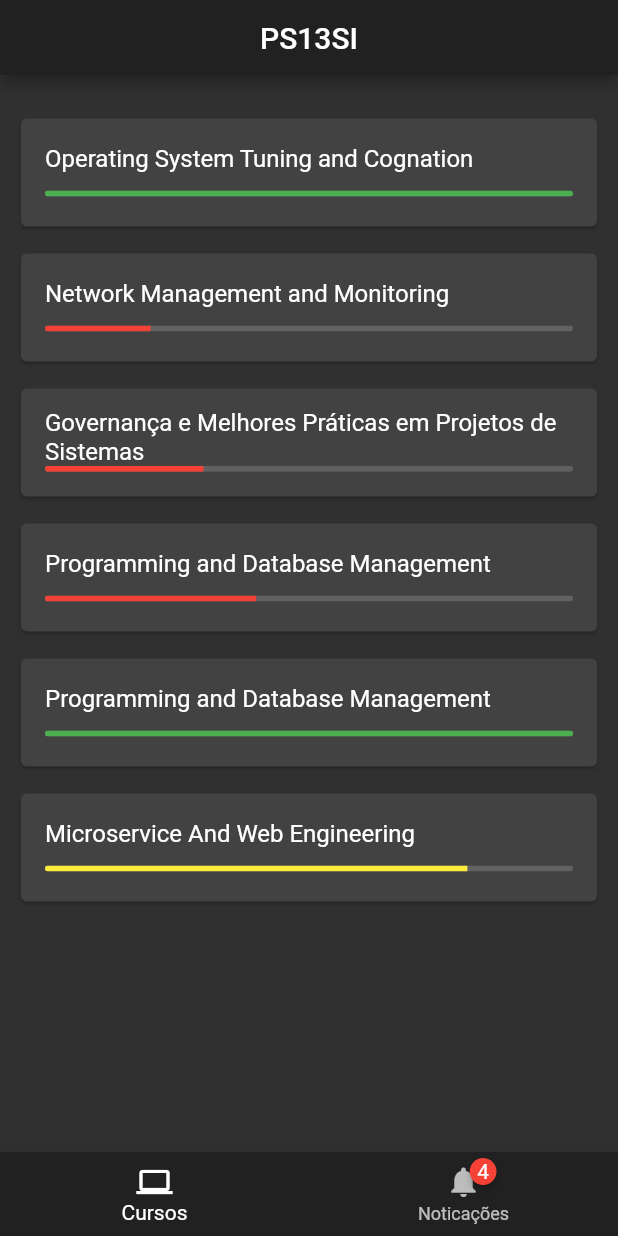
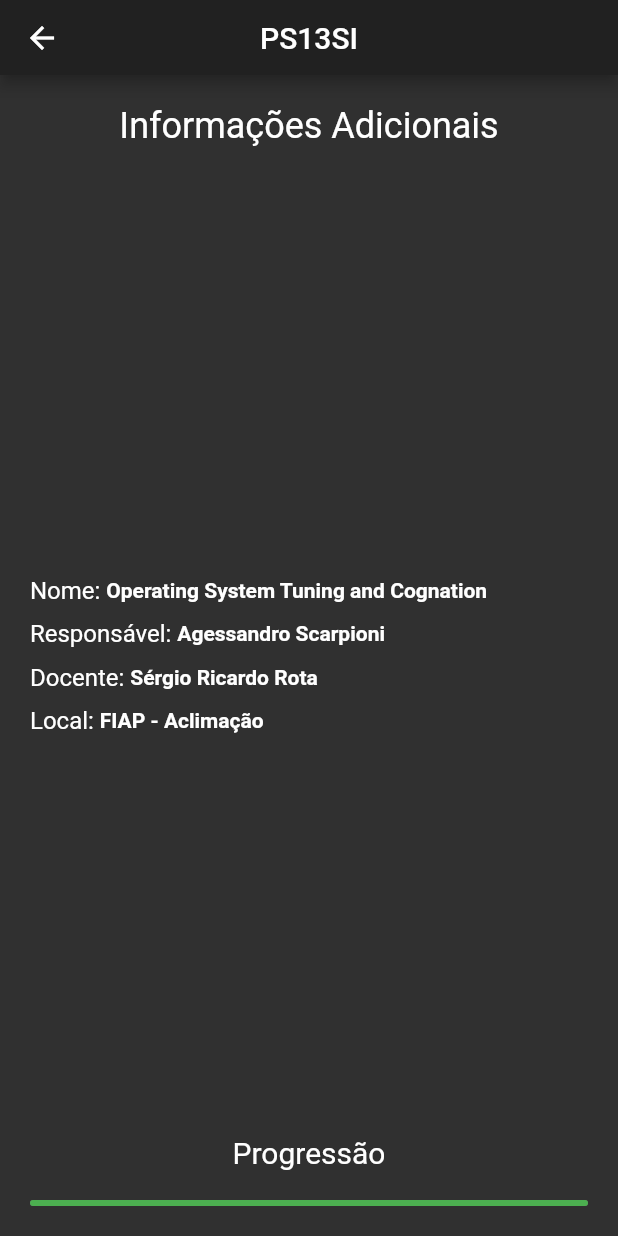
Before and after one commit to GGotha/PS13SI-Flutter, a Flutter app: the HomeScreen screen opened by its route, after a tap on "Operating System Tuning and Cognation", on a phone screen of 412 x 824 dp. Run offline on Flutter 3.47's test engine with Material 2 defaults, Android fonts, the phone set to English and light mode, and no system bars; drawn by our look-alikes of badges; our stand-ins replace flutter_local_notifications.

Commit message:
finish project

```diff
--- a/lib/app.dart
+++ b/lib/app.dart
@@ -1,6 +1,7 @@
 import 'package:flutter/material.dart';
 import 'package:provider/provider.dart';
 import 'package:ps13si/models/notification_model.dart';
+import 'package:ps13si/screens/course_details_screen.dart';
 import 'package:ps13si/screens/home_screen.dart';
 import 'package:ps13si/screens/login_screen.dart';
 
@@ -18,6 +19,7 @@ class App extends StatelessWidget {
         routes: {
           "/": (context) => LoginScreen(),
           "/home": (context) => HomeScreen(),
+          "/course-details": (context) => CourseDetailsScreen(),
         },
       ),
     );
--- a/lib/models/course_model.dart
+++ b/lib/models/course_model.dart
@@ -3,11 +3,15 @@ class CourseModel {
   String name;
   double percentage;
   String teacher;
+  String directorship;
+  String place;
 
   CourseModel({
     this.id,
     this.name,
     this.percentage,
     this.teacher,
+    this.directorship,
+    this.place,
   });
 }
--- a/lib/repository/course_repository.dart
+++ b/lib/repository/course_repository.dart
@@ -16,6 +16,9 @@ class CourseRepository {
           id: 1,
           name: 'Operating System Tuning and Cognation',
           percentage: 1,
+          teacher: "Sérgio Ricardo Rota",
+          directorship: "Agessandro Scarpioni",
+          place: "FIAP - Aclimação",
         ),
       );
       courses.add(
@@ -23,6 +26,9 @@ class CourseRepository {
           id: 2,
           name: 'Network Management and Monitoring',
           percentage: 0.2,
+          teacher: "Mauro Cesar Bernardes",
+          directorship: "Agessandro Scarpioni",
+          place: "FIAP - Aclimação",
         ),
       );
       courses.add(
@@ -30,13 +36,19 @@ class CourseRepository {
           id: 3,
           name: 'Governança e Melhores Práticas em Projetos de Sistemas',
           percentage: 0.3,
+          teacher: "Renato Jardim Parducci",
+          directorship: "Agessandro Scarpioni",
+          place: "FIAP - Aclimação",
         ),
       );
       courses.add(
         new CourseModel(
           id: 4,
-          name: 'Programming and Database Management',
+          name: 'Desenvolvimento Cross Platform',
           percentage: 0.4,
+          teacher: "Flávio Moreni",
+          directorship: "Agessandro Scarpioni",
+          place: "FIAP - Aclimação",
         ),
       );
       courses.add(
@@ -44,6 +56,9 @@ class CourseRepository {
           id: 5,
           name: 'Programming and Database Management',
           percentage: 1,
+          teacher: "Alexandre Barcelos",
+          directorship: "Agessandro Scarpioni",
+          place: "FIAP - Aclimação",
         ),
       );
       courses.add(
@@ -51,6 +66,9 @@ class CourseRepository {
           id: 6,
           name: 'Microservice And Web Engineering',
           percentage: 0.8,
+          teacher: "Francisco Aurizelio de Sousa",
+          directorship: "Agessandro Scarpioni",
+          place: "FIAP - Aclimação",
         ),
       );
     }
--- /dev/null
+++ b/lib/screens/course_details_screen.dart
@@ -0,0 +1,9 @@
+import 'package:flutter/material.dart';
+import 'package:ps13si/widgets/course_details_content.dart';
+
+class CourseDetailsScreen extends StatelessWidget {
+  @override
+  Widget build(BuildContext context) {
+    return CourseDetailsContent();
+  }
+}
--- a/lib/screens/home_screen.dart
+++ b/lib/screens/home_screen.dart
@@ -1,13 +1,11 @@
 import 'package:badges/badges.dart';
 import 'package:flutter/material.dart';
 import 'package:flutter_local_notifications/flutter_local_notifications.dart';
+import 'package:provider/provider.dart';
 import 'package:ps13si/models/notification_model.dart';
-
 import 'package:ps13si/widgets/custom_app_bar.dart';
 import 'package:ps13si/widgets/future_builder_course_list.dart';
 import 'package:ps13si/widgets/future_builder_notification_list.dart';
-import 'package:ps13si/widgets/notifications_list.dart';
-import 'package:provider/provider.dart';
 
 class HomeScreen extends StatefulWidget {
   @override
--- /dev/null
+++ b/lib/widgets/course_details_content.dart
@@ -0,0 +1,112 @@
+import 'package:flutter/material.dart';
+import 'package:ps13si/models/course_model.dart';
+import 'package:ps13si/widgets/custom_app_bar.dart';
+import 'package:ps13si/widgets/custom_progress_bar.dart';
+
+class CourseDetailsContent extends StatelessWidget {
+  @override
+  Widget build(BuildContext context) {
+    CourseModel courses = ModalRoute.of(context).settings.arguments;
+
+    return Scaffold(
+      appBar: CustomAppBar(
+        hasLeading: true,
+      ),
+      body: Container(
+        margin: EdgeInsets.symmetric(horizontal: 20, vertical: 20),
+        child: Stack(
+          fit: StackFit.expand,
+          children: [
+            Column(
+              children: [
+                Text(
+                  'Informações Adicionais',
+                  style: TextStyle(fontSize: 24),
+                ),
+              ],
+            ),
+            Column(
+              mainAxisAlignment: MainAxisAlignment.center,
+              children: [
+                Row(
+                  mainAxisAlignment: MainAxisAlignment.start,
+                  children: [
+                    Text(
+                      'Nome: ',
+                      style: TextStyle(fontSize: 16),
+                    ),
+                    Flexible(
+                      child: Text(
+                        courses.name,
+                        style: TextStyle(
+                            fontSize: 14, fontWeight: FontWeight.bold),
+                      ),
+                    ),
+                  ],
+                ),
+                SizedBox(height: 10),
+                Row(
+                  mainAxisAlignment: MainAxisAlignment.start,
+                  children: [
+                    Text(
+                      'Responsável: ',
+                      style: TextStyle(fontSize: 16),
+                    ),
+                    Text(
+                      courses.directorship,
+                      style:
+                          TextStyle(fontSize: 14, fontWeight: FontWeight.bold),
+                    ),
+                  ],
+                ),
+                SizedBox(height: 10),
+                Row(
+                  mainAxisAlignment: MainAxisAlignment.start,
+                  children: [
+                    Text(
+                      'Docente: ',
+                      style: TextStyle(fontSize: 16),
+                    ),
+                    Text(
+                      courses.teacher,
+                      style:
+                          TextStyle(fontSize: 14, fontWeight: FontWeight.bold),
+                    ),
+                  ],
+                ),
+                SizedBox(height: 10),
+                Row(
+                  mainAxisAlignment: MainAxisAlignment.start,
+                  children: [
+                    Text(
+                      'Local: ',
+                      style: TextStyle(fontSize: 16),
+                    ),
+                    Text(
+                      courses.place,
+                      style:
+                          TextStyle(fontSize: 14, fontWeight: FontWeight.bold),
+                    ),
+                  ],
+                ),
+              ],
+            ),
+            Column(
+              mainAxisAlignment: MainAxisAlignment.end,
+              children: [
+                Text(
+                  'Progressão',
+                  style: TextStyle(fontSize: 20),
+                ),
+                SizedBox(height: 20),
+                CustomProgressBar(
+                  value: courses.percentage,
+                ),
+              ],
+            )
+          ],
+        ),
+      ),
+    );
+  }
+}
--- a/lib/widgets/course_list.dart
+++ b/lib/widgets/course_list.dart
@@ -2,6 +2,7 @@ import 'package:flutter/material.dart';
 import 'package:ps13si/models/course_model.dart';
 import 'package:ps13si/widgets/custom_progress_bar.dart';
 
+// ignore: must_be_immutable
 class CourseList extends StatelessWidget {
   CourseModel courses;
 
@@ -17,7 +18,13 @@ class CourseList extends StatelessWidget {
         mainAxisSize: MainAxisSize.min,
         children: <Widget>[
           InkWell(
-            onTap: () {},
+            onTap: () {
+              Navigator.pushNamed(
+                context,
+                "/course-details",
+                arguments: courses,
+              );
+            },
             child: ListTile(
               title: Text(
                 courses.name,
--- a/lib/widgets/custom_progress_bar.dart
+++ b/lib/widgets/custom_progress_bar.dart
@@ -1,5 +1,6 @@
 import 'package:flutter/material.dart';
 
+// ignore: must_be_immutable
 class CustomProgressBar extends StatelessWidget {
   double value;
 
@@ -15,6 +16,8 @@ class CustomProgressBar extends StatelessWidget {
     if (value < 0.7) {
       return AlwaysStoppedAnimation(Colors.red);
     }
+
+    return AlwaysStoppedAnimation(Colors.green);
   }
 
   @override
--- a/lib/widgets/future_builder_notification_list.dart
+++ b/lib/widgets/future_builder_notification_list.dart
@@ -1,9 +1,9 @@
 import 'package:flutter/material.dart';
-import 'package:provider/provider.dart';
 import 'package:ps13si/models/notification_model.dart';
 import 'package:ps13si/repository/notification_repository.dart';
 import 'package:ps13si/widgets/notifications_list.dart';
 
+// ignore: must_be_immutable
 class FutureBuilderNotificationList extends StatefulWidget {
   var counter;
 
--- a/lib/widgets/notifications_list.dart
+++ b/lib/widgets/notifications_list.dart
@@ -1,6 +1,7 @@
 import 'package:flutter/material.dart';
 import 'package:ps13si/models/notification_model.dart';
 
+// ignore: must_be_immutable
 class NotificationsList extends StatelessWidget {
   NotificationModel notifications;
 
```
